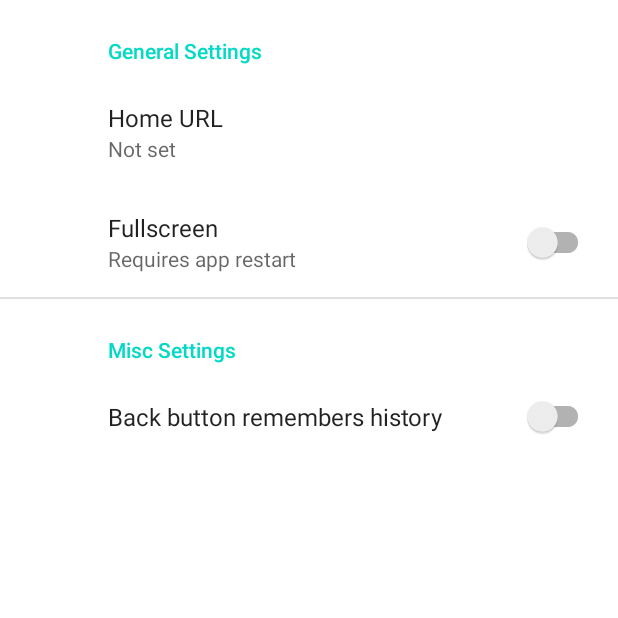
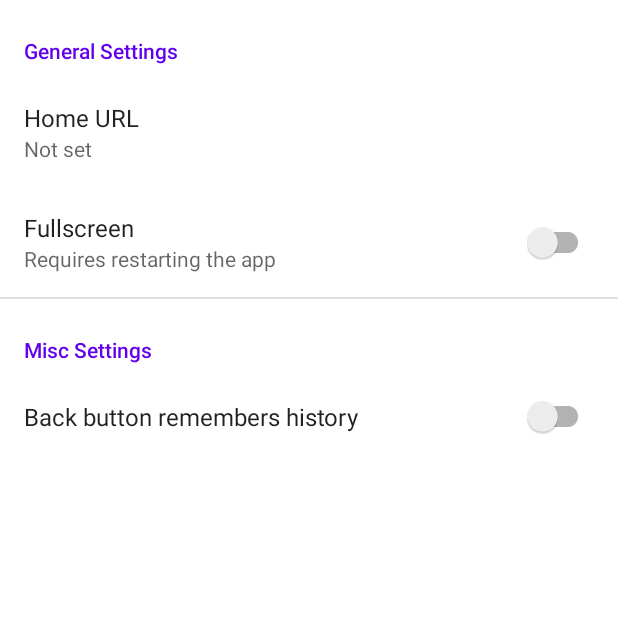
Before and after one commit to sohelaman/Brwsr, an Android app: the SettingsActivity screen opened directly, with no data from a screen before it, on a phone screen of 412 x 824 dp, the top half of it. Run offline under Robolectric (Android 15) with nearby library versions, the phone set to English and light mode, and no system bars; our stand-ins replace androidx.preference.

Commit message:
Few changes.

```diff
--- a/app/src/main/AndroidManifest.xml
+++ b/app/src/main/AndroidManifest.xml
@@ -11,7 +11,7 @@
         android:roundIcon="@mipmap/ic_launcher_round"
         android:supportsRtl="true"
         android:usesCleartextTraffic="true"
-        android:theme="@style/Theme.Browzer">
+        android:theme="@style/Theme.Brwsr">
         <activity
             android:name="dev.sohel.brwsr.SettingsActivity"
             android:label="@string/title_activity_settings" />
--- a/app/src/main/res/values-night/themes.xml
+++ b/app/src/main/res/values-night/themes.xml
@@ -1,13 +1,13 @@
 <resources xmlns:tools="http://schemas.android.com/tools">
     <!-- Base application theme. -->
-    <style name="Theme.Browzer" parent="Theme.MaterialComponents.DayNight.NoActionBar">
+    <style name="Theme.Brwsr" parent="Theme.MaterialComponents.DayNight.NoActionBar">
         <!-- Primary brand color. -->
-        <item name="colorPrimary">@color/purple_200</item>
-        <item name="colorPrimaryVariant">@color/purple_700</item>
+        <item name="colorPrimary">@color/black</item>
+        <item name="colorPrimaryVariant">@color/black</item>
         <item name="colorOnPrimary">@color/black</item>
         <!-- Secondary brand color. -->
-        <item name="colorSecondary">@color/teal_200</item>
-        <item name="colorSecondaryVariant">@color/teal_200</item>
+        <item name="colorSecondary">@color/purple_500</item>
+        <item name="colorSecondaryVariant">@color/purple_500</item>
         <item name="colorOnSecondary">@color/black</item>
         <!-- Status bar color. -->
         <item name="android:statusBarColor" tools:targetApi="l">?attr/colorPrimaryVariant</item>
--- a/app/src/main/res/values/themes.xml
+++ b/app/src/main/res/values/themes.xml
@@ -1,13 +1,13 @@
 <resources xmlns:tools="http://schemas.android.com/tools">
     <!-- Base application theme. -->
-    <style name="Theme.Browzer" parent="Theme.MaterialComponents.DayNight.NoActionBar">
+    <style name="Theme.Brwsr" parent="Theme.MaterialComponents.DayNight.NoActionBar">
         <!-- Primary brand color. -->
         <item name="colorPrimary">@color/black</item>
         <item name="colorPrimaryVariant">@color/black</item>
         <item name="colorOnPrimary">@color/white</item>
         <!-- Secondary brand color. -->
-        <item name="colorSecondary">@color/teal_200</item>
-        <item name="colorSecondaryVariant">@color/teal_700</item>
+        <item name="colorSecondary">@color/purple_500</item>
+        <item name="colorSecondaryVariant">@color/purple_500</item>
         <item name="colorOnSecondary">@color/black</item>
         <!--<item name="android:windowNoTitle">true</item>
         <item name="android:windowFullscreen">true</item>-->
--- a/app/src/main/res/xml/root_preferences.xml
+++ b/app/src/main/res/xml/root_preferences.xml
@@ -1,22 +1,29 @@
 <PreferenceScreen xmlns:app="http://schemas.android.com/apk/res-auto">
 
-    <PreferenceCategory app:title="@string/general_header">
+    <PreferenceCategory
+        app:iconSpaceReserved="false"
+        app:title="@string/general_header">
 
         <EditTextPreference
+            app:iconSpaceReserved="false"
             app:key="home_url"
             app:title="@string/home_url_title"
             app:useSimpleSummaryProvider="true" />
 
         <SwitchPreferenceCompat
+            app:iconSpaceReserved="false"
             app:key="fullscreen"
-            app:title="@string/fullscreen_title"
-            app:summary="Requires app restart"/>
+            app:summary="Requires restarting the app"
+            app:title="@string/fullscreen_title" />
 
     </PreferenceCategory>
 
-    <PreferenceCategory app:title="@string/misc_header">
+    <PreferenceCategory
+        app:iconSpaceReserved="false"
+        app:title="@string/misc_header">
 
         <SwitchPreferenceCompat
+            app:iconSpaceReserved="false"
             app:key="back_button_remembers_history"
             app:title="@string/back_button_remembers_history_title" />
 
--- a/build.gradle
+++ b/build.gradle
@@ -6,7 +6,7 @@ buildscript {
         mavenCentral()
     }
     dependencies {
-        classpath "com.android.tools.build:gradle:4.2.1"
+        classpath "com.android.tools.build:gradle:4.2.2"
         classpath "org.jetbrains.kotlin:kotlin-gradle-plugin:$kotlin_version"
 
         // NOTE: Do not place your application dependencies here; they belong
--- a/settings.gradle
+++ b/settings.gradle
@@ -1,2 +1,2 @@
-rootProject.name = "Browzer"
+rootProject.name = "Brwsr"
 include ':app'
```
Also changed, not shown: app/build.gradle (+5 -5 lines), 1 other file.
